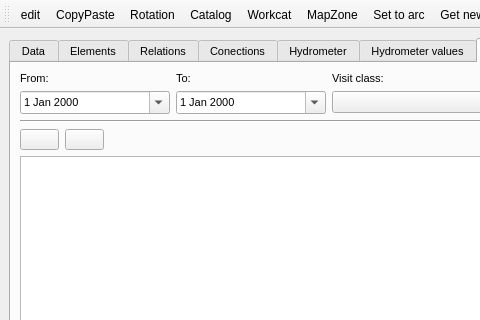
Before: the Qt Designer form ui/info_feature.ui in Giswater/giswater_qgis_plugin, drawn with Qt 5; both pictures show x 0 to 480 and y 0 to 320 of the 807 by 601 pixel window.
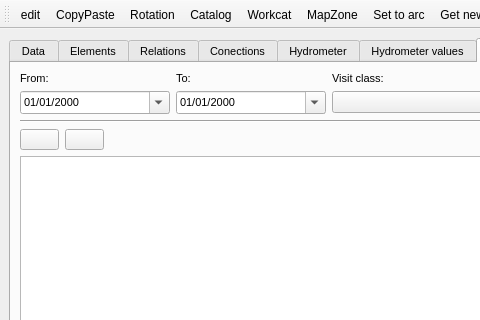
After: the same form once the commit is applied. The open tabs and pages were chosen to show the change. Icons and pictures are not drawn.

Commit message: Enhancement: set display format for QDate Widgets

```diff
--- a/ui/info_feature.ui
+++ b/ui/info_feature.ui
@@ -408,6 +408,9 @@
               <height>16777215</height>
              </size>
             </property>
+            <property name="displayFormat">
+             <string>dd/MM/yyyy</string>
+            </property>
             <property name="calendarPopup">
              <bool>true</bool>
             </property>
@@ -435,6 +438,9 @@
               <height>16777215</height>
              </size>
             </property>
+            <property name="displayFormat">
+             <string>dd/MM/yyyy</string>
+            </property>
             <property name="calendarPopup">
              <bool>true</bool>
             </property>
```
Left out of the diff: 16 changed lines with no effect on the pictures. The commit also changes 8 other files.
